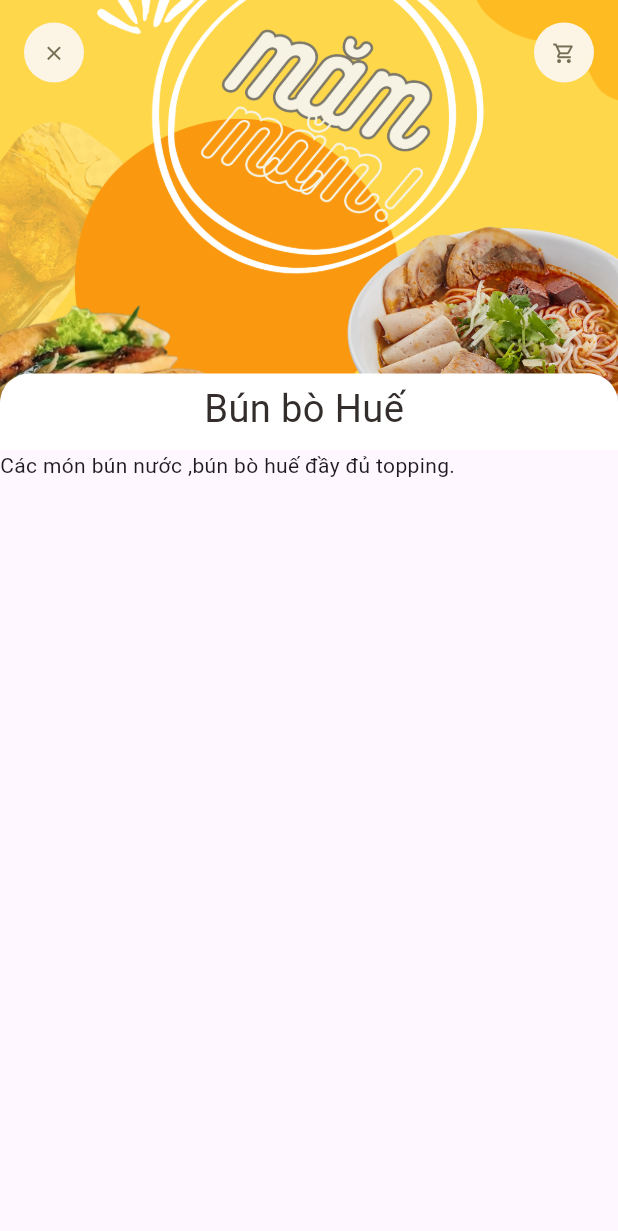
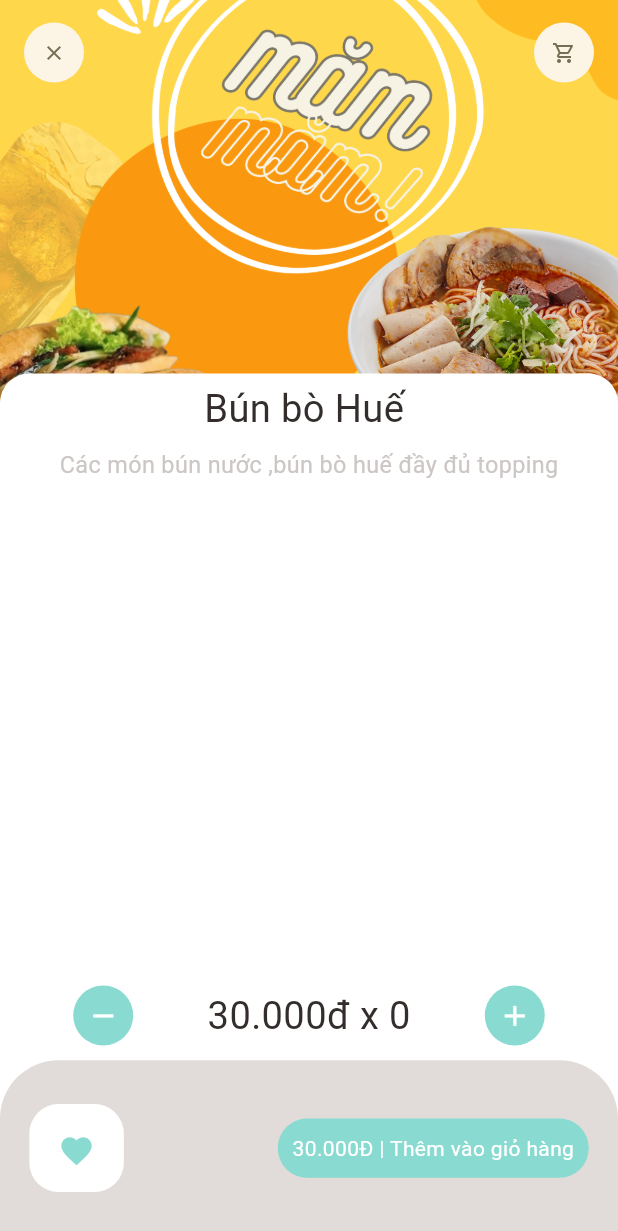
Before and after one commit to NamVan091023/E-commerce, a Flutter app: the screen it shows after launch, on a phone screen of 412 x 824 dp. Shown: the top 1231 px of the screen. Run offline on Flutter 3.47's test engine with Material 3 defaults, Android fonts, the phone set to English and light mode, and no system bars; our stand-ins replace dots_indicator, get.

Commit message:
upadate sr1

```diff
--- a/lib/Pages/food/recommend_food_deltal.dart
+++ b/lib/Pages/food/recommend_food_deltal.dart
@@ -2,6 +2,7 @@ import 'package:dalyveryfood/utils/colors.dart';
 import 'package:dalyveryfood/utils/dimension.dart';
 import 'package:dalyveryfood/widgets/app_icon.dart';
 import 'package:dalyveryfood/widgets/big_text.dart';
+import 'package:dalyveryfood/widgets/example_text_widget.dart';
 import 'package:flutter/cupertino.dart';
 import 'package:flutter/material.dart';
 
@@ -11,6 +12,7 @@ class RecommendFoodDetail extends StatelessWidget {
   @override
   Widget build(BuildContext context) {
     return Scaffold(
+      backgroundColor: Colors.white,
       body: CustomScrollView(
         slivers: [
           SliverAppBar(
@@ -25,8 +27,6 @@ class RecommendFoodDetail extends StatelessWidget {
             bottom: PreferredSize(
               preferredSize: Size.fromHeight(20),
               child: Container(
-
-
                 child: Center(
                     child:
                         BigText(size: Dimensions.font26, text: "Bún bò Huế ")),
@@ -34,11 +34,10 @@ class RecommendFoodDetail extends StatelessWidget {
                 padding: EdgeInsets.only(top: 5, bottom: 10),
                 decoration: BoxDecoration(
                     color: Colors.white,
-                  borderRadius: BorderRadius.only(
-                    topLeft: Radius.circular(Dimensions.radius20),
-                    topRight: Radius.circular(Dimensions.radius20),
-                  )
-                ),
+                    borderRadius: BorderRadius.only(
+                      topLeft: Radius.circular(Dimensions.radius20),
+                      topRight: Radius.circular(Dimensions.radius20),
+                    )),
               ),
             ),
             pinned: true,
@@ -53,8 +52,93 @@ class RecommendFoodDetail extends StatelessWidget {
             ),
           ),
           SliverToBoxAdapter(
-            child: Text("Các món bún nước ,bún bò huế đầy đủ topping."),
+            child: Column(
+              children: [
+                Container(
+                  child: ExampleText(
+                    text: "Các món bún nước ,bún bò huế đầy đủ topping",
+                  ),
+                  margin: EdgeInsets.only(
+                      left: Dimensions.width20, right: Dimensions.width20),
+                )
+              ],
+            ),
           )
+        ],
+      ),
+      bottomNavigationBar: Column(
+        mainAxisSize: MainAxisSize.min,
+        children: [
+          Container(
+            padding: EdgeInsets.only(
+            left: Dimensions.width20*2.5,
+            right: Dimensions.width20*2.5,
+            top: Dimensions.height10,
+            bottom: Dimensions.height10,
+
+            ),
+
+          child: Row(
+            mainAxisAlignment: MainAxisAlignment.spaceBetween,
+            children: [
+              AppIcon(
+                  iconsize: Dimensions.iconSize24,
+                  iconColor: Colors.white,
+                  backgroundColor: AppColors.mainColor,
+                  icon: Icons.remove),
+              BigText(text: "30.000đ"+ " x " +"0", color: AppColors.mainBlackColor,size:Dimensions.font26),
+              AppIcon(
+                  iconsize: Dimensions.iconSize24,
+                  iconColor: Colors.white,
+                  backgroundColor: AppColors.mainColor,
+                  icon: Icons.add)
+            ],
+          ),
+    ),
+          Container(
+            height: Dimensions.bottomHeighbar,
+            padding: EdgeInsets.only(
+                top: Dimensions.height30,
+                bottom: Dimensions.height30,
+                left: Dimensions.width20,
+                right: Dimensions.width20),
+            decoration: BoxDecoration(
+                color: AppColors.buttonBackgroudColor,
+                borderRadius: BorderRadius.only(
+                    topLeft: Radius.circular(Dimensions.radius20 * 2),
+                    topRight: Radius.circular(Dimensions.radius20 * 2))),
+            child: Row(
+              mainAxisAlignment: MainAxisAlignment.spaceBetween,
+              children: [
+                Container(
+                  padding: EdgeInsets.only(
+                      top: Dimensions.height20,
+                      bottom: Dimensions.height20,
+                      left: Dimensions.width20,
+                      right: Dimensions.width20),
+                  decoration: BoxDecoration(
+                      borderRadius: BorderRadius.circular(Dimensions.radius20),
+                      color: Colors.white),
+                  child: Icon(
+                    Icons.favorite,
+                    color: AppColors.mainColor,
+                  )
+                ),
+                Container(
+                  padding: EdgeInsets.only(
+                      top: Dimensions.height10,
+                      bottom: Dimensions.height10,
+                      left: Dimensions.width10,
+                      right: Dimensions.width10),
+                  child: BigText(text: "\30.000Đ | Thêm vào giỏ hàng", color: Colors.white,),
+                  decoration: BoxDecoration(
+                      borderRadius: BorderRadius.circular(Dimensions.radius20),
+                      color: AppColors.mainColor
+                  ),
+                )
+              ],
+            ),
+          ),
         ],
       ),
     );
--- /dev/null
+++ b/lib/helper/dependencies.dart
@@ -0,0 +1,3 @@
+Future<void> init()async {
+
+}
--- a/lib/widgets/app_icon.dart
+++ b/lib/widgets/app_icon.dart
@@ -7,13 +7,16 @@ class AppIcon extends StatelessWidget {
   final Color backgroundColor;
   final Color iconColor;
   final double size;
+  final double iconsize;
 
   const AppIcon(
       {super.key,
       required this.icon,
       this.backgroundColor = const Color(0xFFfcf4e4),
       this.size = 40,
-      this.iconColor = const Color(0xFF756d54)});
+      this.iconColor = const Color(0xFF756d54),
+      this.iconsize=16
+      });
 
   @override
   Widget build(BuildContext context) {
@@ -26,7 +29,7 @@ class AppIcon extends StatelessWidget {
       child: Icon(
         icon,
         color: iconColor,
-        size: Dimensions.iconSize16,
+        size: iconsize,
       ),
     );
   }
```
